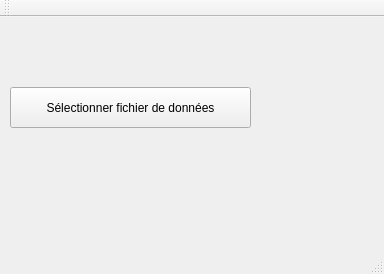
Above: Aide_decisionnelle/mainwindow.ui from Florian2209/Sciencedecision before the change. Below: the same form after it.
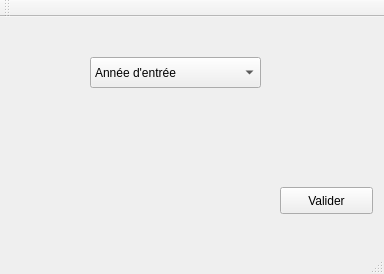
That is the form after the change.

Commit message: Modification de l'ecran principal, et ajout du début d'une requête SQL automatisé

```diff
--- a/Aide_decisionnelle/mainwindow.ui
+++ b/Aide_decisionnelle/mainwindow.ui
@@ -17,16 +17,46 @@
    <widget class="QPushButton" name="pushButton_selection_fichier_donnees">
     <property name="geometry">
      <rect>
-      <x>10</x>
-      <y>70</y>
-      <width>241</width>
-      <height>41</height>
+      <x>280</x>
+      <y>170</y>
+      <width>93</width>
+      <height>27</height>
      </rect>
     </property>
     <property name="text">
-     <string>Sélectionner fichier de données</string>
+     <string>Valider</string>
     </property>
    </widget>
+   <widget class="QComboBox" name="anneeComboBox">
+    <property name="geometry">
+     <rect>
+      <x>90</x>
+      <y>40</y>
+      <width>171</width>
+      <height>31</height>
+     </rect>
+    </property>
+    <item>
+     <property name="text">
+      <string>Année d'entrée</string>
+     </property>
+    </item>
+    <item>
+     <property name="text">
+      <string>2009</string>
+     </property>
+    </item>
+    <item>
+     <property name="text">
+      <string>2010</string>
+     </property>
+    </item>
+    <item>
+     <property name="text">
+      <string>2011</string>
+     </property>
+    </item>
+   </widget>
   </widget>
   <widget class="QMenuBar" name="menuBar">
    <property name="geometry">
```
Left out of the diff: 4 changed lines with no effect on the pictures. The commit also changes 2 other files.
